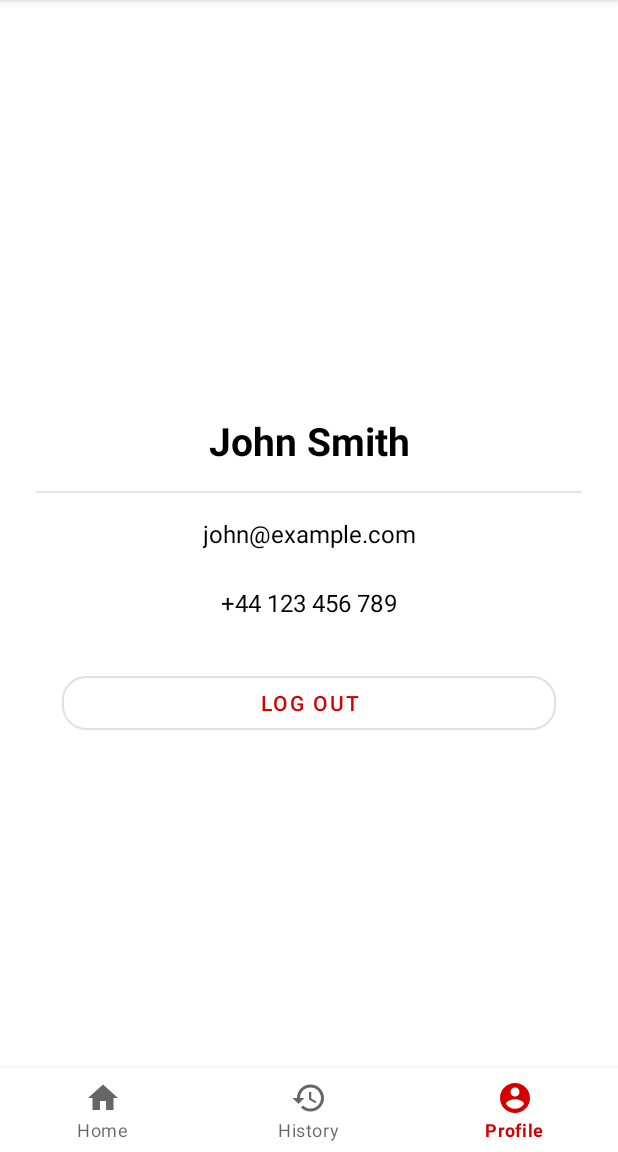
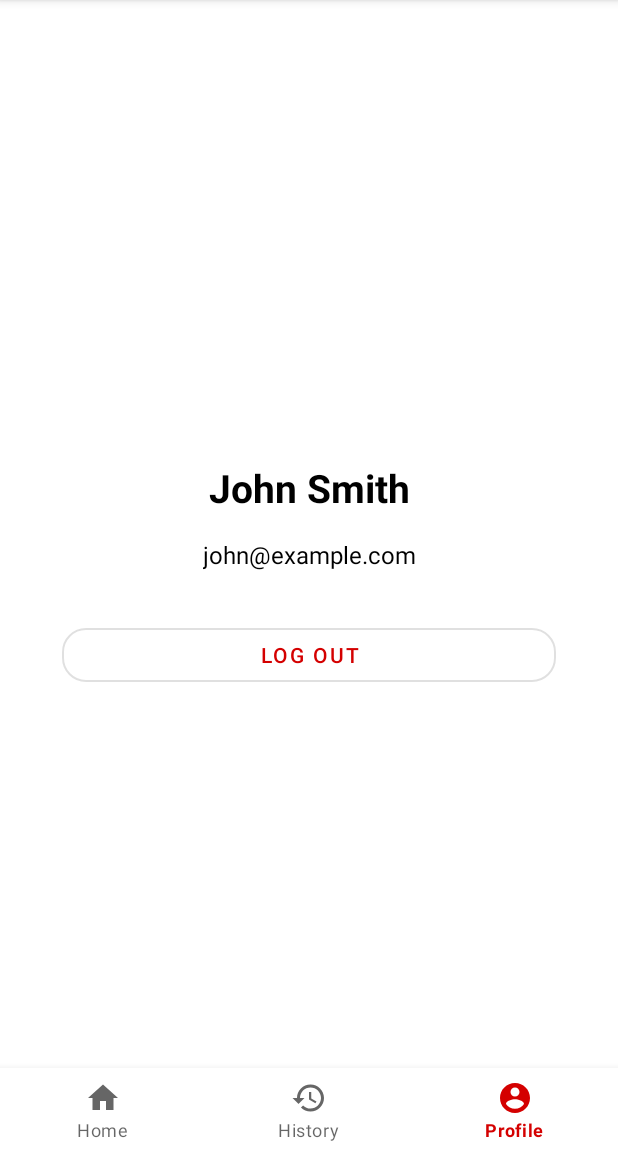
Before and after one commit to vote7/Vote7, an Android app: the ProfileFragment screen opened through its navigation route, on a phone screen of 412 x 824 dp, the part 84-1236 px from its top. Run offline under Robolectric (Android 15) with nearby library versions, the light colour scheme and no system bars; our stand-ins replace navigation-ui.

Commit message:
Improve layout of ProfileFragment

```diff
--- a/android/app/src/main/java/agh/vote7/main/profile/ProfileFragment.kt
+++ b/android/app/src/main/java/agh/vote7/main/profile/ProfileFragment.kt
@@ -6,12 +6,20 @@ import android.view.LayoutInflater
 import android.view.View
 import android.view.ViewGroup
 import androidx.fragment.app.Fragment
+import kotlinx.android.synthetic.main.fragment_profile.*
 
 class ProfileFragment : Fragment() {
     override fun onCreateView(
-        inflater: LayoutInflater, container: ViewGroup?,
+        inflater: LayoutInflater,
+        container: ViewGroup?,
         savedInstanceState: Bundle?
     ): View? {
         return inflater.inflate(R.layout.fragment_profile, container, false)
     }
+
+    override fun onViewCreated(view: View, savedInstanceState: Bundle?) {
+        // TODO(pjanczyk): Get data from API
+        textViewName.text = "John Smith"
+        textViewEmail.text = "john@example.com"
+    }
 }
--- a/android/app/src/main/res/layout/fragment_profile.xml
+++ b/android/app/src/main/res/layout/fragment_profile.xml
@@ -10,56 +10,28 @@
         android:id="@+id/textViewName"
         android:layout_width="wrap_content"
         android:layout_height="wrap_content"
-        android:text="John Smith"
         android:textColor="#000"
         android:textSize="26sp"
         android:textStyle="bold"
-        app:layout_constraintBottom_toTopOf="@+id/separator1"
+        app:layout_constraintBottom_toTopOf="@+id/textViewEmail"
         app:layout_constraintEnd_toEndOf="parent"
         app:layout_constraintStart_toStartOf="parent"
         app:layout_constraintTop_toTopOf="parent"
-        app:layout_constraintVertical_chainStyle="packed" />
-
-    <View
-        android:id="@+id/separator1"
-        android:layout_width="0dp"
-        android:layout_height="1dp"
-        android:layout_marginStart="24dp"
-        android:layout_marginTop="16dp"
-        android:layout_marginEnd="24dp"
-        android:background="#1A000000"
-        app:layout_constraintBottom_toTopOf="@+id/textViewEmail"
-        app:layout_constraintEnd_toEndOf="parent"
-        app:layout_constraintHorizontal_bias="0.5"
-        app:layout_constraintStart_toStartOf="parent"
-        app:layout_constraintTop_toBottomOf="@+id/textViewName" />
+        app:layout_constraintVertical_chainStyle="packed"
+        tools:text="John Smith" />
 
     <TextView
         android:id="@+id/textViewEmail"
         android:layout_width="wrap_content"
         android:layout_height="wrap_content"
         android:layout_marginTop="16dp"
-        android:text="john@example.com"
-        android:textColor="#000"
-        android:textSize="16sp"
-        app:layout_constraintBottom_toTopOf="@+id/textPhone"
-        app:layout_constraintEnd_toEndOf="parent"
-        app:layout_constraintStart_toStartOf="parent"
-        app:layout_constraintTop_toBottomOf="@+id/separator1" />
-
-    <TextView
-        android:id="@+id/textPhone"
-        android:layout_width="wrap_content"
-        android:layout_height="wrap_content"
-        android:layout_marginTop="24dp"
-        android:text="+44 123 456 789"
         android:textColor="#000"
         android:textSize="16sp"
         app:layout_constraintBottom_toTopOf="@+id/buttonLogOut"
         app:layout_constraintEnd_toEndOf="parent"
         app:layout_constraintStart_toStartOf="parent"
-        app:layout_constraintTop_toBottomOf="@+id/textViewEmail" />
-
+        app:layout_constraintTop_toBottomOf="@+id/textViewName"
+        tools:text="john@example.com" />
 
     <com.google.android.material.button.MaterialButton
         android:id="@+id/buttonLogOut"
@@ -67,12 +39,12 @@
         android:layout_width="0dp"
         android:layout_height="wrap_content"
         android:layout_marginTop="32dp"
-        android:text="Log out"
+        android:text="@string/button_log_out"
         app:cornerRadius="16dp"
         app:layout_constraintBottom_toBottomOf="parent"
         app:layout_constraintEnd_toEndOf="parent"
         app:layout_constraintStart_toStartOf="parent"
-        app:layout_constraintTop_toBottomOf="@+id/textPhone"
+        app:layout_constraintTop_toBottomOf="@+id/textViewEmail"
         app:layout_constraintWidth_percent="0.8" />
 
 </androidx.constraintlayout.widget.ConstraintLayout>
--- a/android/app/src/main/res/values/strings.xml
+++ b/android/app/src/main/res/values/strings.xml
@@ -4,4 +4,5 @@
     <string name="title_history">History</string>
     <string name="title_profile">Profile</string>
     <string name="title_activity_voting">Voting</string>
+    <string name="button_log_out">Log out</string>
 </resources>
```
